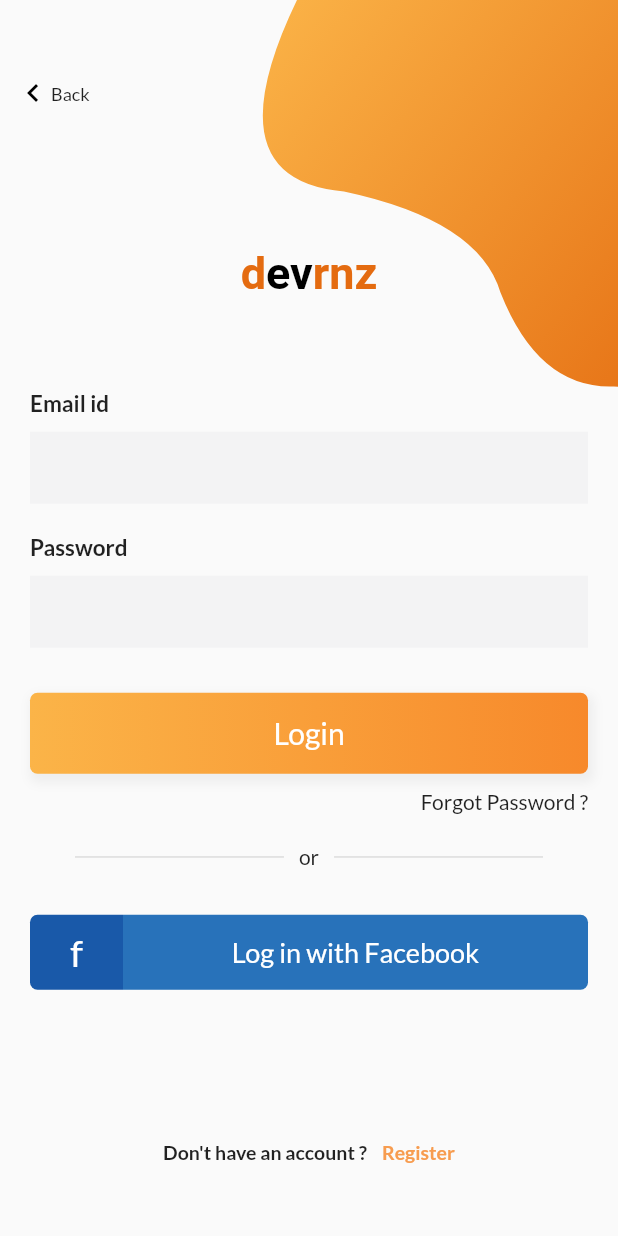
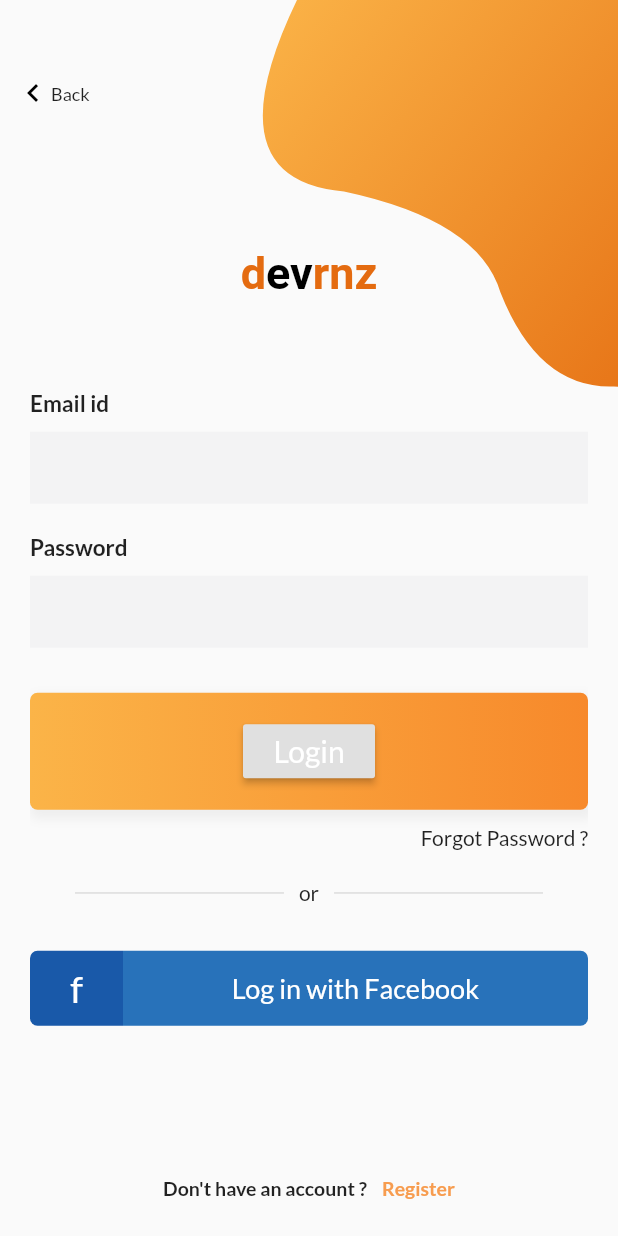
Before and after one commit to ADRI082/animePlus, a Flutter app: the screen it shows after launch, after a tap on "Login", on a phone screen of 412 x 824 dp. Run offline on Flutter 3.47's test engine with Material 2 defaults, Android fonts, the phone set to English and light mode, and no system bars; our stand-ins replace firebase_auth, google_fonts; missing offline and left inert: dart:js; accounts and stored records are empty.

Commit message:
primeros pasos de la app

```diff
--- a/lib/src/loginPage.dart
+++ b/lib/src/loginPage.dart
@@ -1,3 +1,6 @@
+import 'dart:js';
+
+import 'package:anime_plus/src/AuthenticationService.dart';
 import 'package:anime_plus/src/signup.dart';
 import 'package:flutter/material.dart';
 import 'package:google_fonts/google_fonts.dart';
@@ -77,11 +80,13 @@ class _LoginPageState extends State<LoginPage> {
               begin: Alignment.centerLeft,
               end: Alignment.centerRight,
               colors: [Color(0xfffbb448), Color(0xfff7892b)])),
-      child: Text(
-        'Login',
-        style: TextStyle(fontSize: 20, color: Colors.white),
+      child: RaisedButton(
+        child:Text('Login', style: TextStyle(fontSize: 20, color: Colors.white)),
+        onPressed:(){}
       ),
+
     );
+
   }
 
   Widget _divider() {
--- a/lib/src/welcomePage.dart
+++ b/lib/src/welcomePage.dart
@@ -1,6 +1,6 @@
 import 'package:flutter/material.dart';
-import 'package:flutter_login_signup/src/loginPage.dart';
-import 'package:flutter_login_signup/src/signup.dart';
+import 'package:anime_plus/src/loginPage.dart';
+import 'package:anime_plus/src/signup.dart';
 import 'package:google_fonts/google_fonts.dart';
 
 class WelcomePage extends StatefulWidget {
--- a/pubspec.yaml
+++ b/pubspec.yaml
@@ -1,4 +1,4 @@
-name: flutter_login_signup
+name: anime_plus
 description: A new Flutter project.
 
 # The following defines the version and build number for your application.
@@ -19,6 +19,10 @@ environment:
 dependencies:
   flutter:
     sdk: flutter
+  firebase_core: "0.7.0"
+  firebase_auth: "^0.20.0+1"
+  cloud_functions: "^0.9.0"
+  firebase_database: "^6.0.0"
 
   # The following adds the Cupertino Icons font to your application.
   # Use with the CupertinoIcons class for iOS style icons.
```
Also changed, not shown: lib/src/AuthenticationService.dart (added, +43 -0 lines), pubspec.lock.
